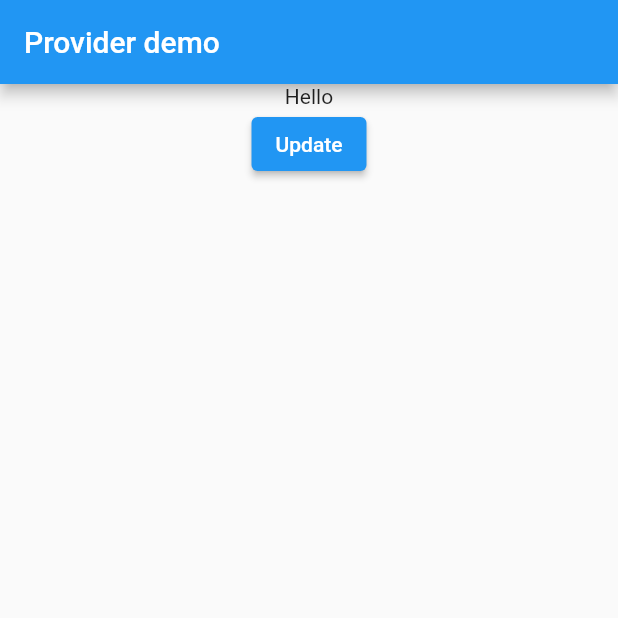
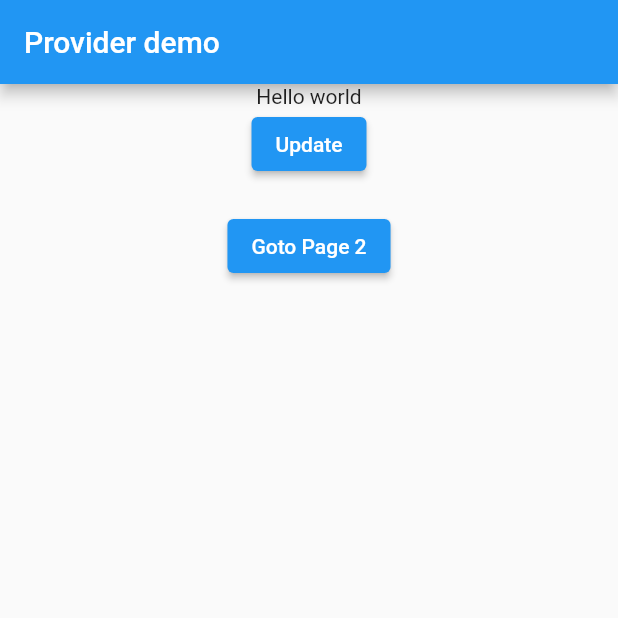
Before and after one commit to netholi/provider_demo, a Flutter app: the screen it shows after launch, on a phone screen of 412 x 824 dp, the top half of it. Run offline on Flutter 3.47's test engine with Material 2 defaults, Android fonts, the phone set to English and light mode, and no system bars.

Commit message:
Accessing provider data across multiple pages

```diff
--- a/lib/main.dart
+++ b/lib/main.dart
@@ -1,4 +1,7 @@
 import 'package:flutter/material.dart';
+import 'package:provider/provider.dart';
+import 'provider/providerDemo.dart';
+import './page2.dart';
 
 void main() {
   runApp(const MyApp());
@@ -9,25 +12,52 @@ class MyApp extends StatelessWidget {
 
   @override
   Widget build(BuildContext context) {
-    return MaterialApp(
+    return ChangeNotifierProvider(
+      create: (context) => ProviderDemo(), //initialize provider
+      child: MaterialApp(
         home: Scaffold(
           appBar: AppBar(
             title: const Text('Provider demo'),
           ),
-        body: Column(
+          body: page1(),
+        ),
+      ),
+    );
+  }
+}
+
+class page1 extends StatelessWidget {
+  const page1({
+    Key? key,
+  }) : super(key: key);
+
+  @override
+  Widget build(BuildContext context) {
+    return Column(
       crossAxisAlignment: CrossAxisAlignment.center,
       children: [
-            const Text('Hello'),
+        Text(Provider.of<ProviderDemo>(context)
+            .message), //accessing provider value
         const SizedBox(
           width: double.infinity,
         ),
         ElevatedButton(
           onPressed: () {},
           child: const Text('Update'),
-            )
+        ),
+        SizedBox(
+          height: 20,
+        ),
+        ElevatedButton(
+            onPressed: () {
+              Navigator.of(context).push(
+                MaterialPageRoute(
+                  builder: (context) => Page2(),
+                ),
+              );
+            },
+            child: Text('Goto Page 2'))
       ],
-        ),
-      ),
     );
   }
 }
--- /dev/null
+++ b/lib/provider/providerDemo.dart
@@ -0,0 +1,5 @@
+import 'package:flutter/foundation.dart';
+
+class ProviderDemo with ChangeNotifier {
+  String message = 'Hello world';
+}
--- a/pubspec.yaml
+++ b/pubspec.yaml
@@ -29,6 +29,7 @@ environment:
 dependencies:
   flutter:
     sdk: flutter
+  provider: ^6.0.1
 
 
   # The following adds the Cupertino Icons font to your application.
```
Also changed, not shown: lib/page2.dart (added, +21 -0 lines), pubspec.lock. Lines whose indentation alone changed are shown as unchanged.
